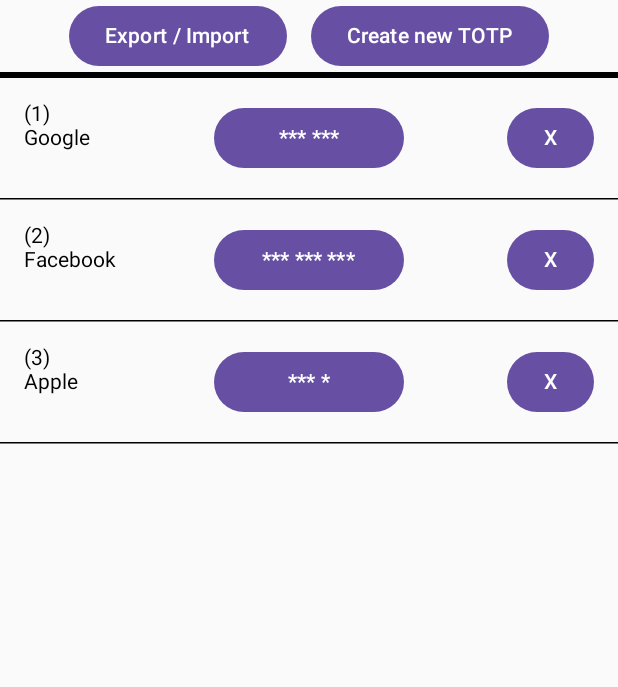
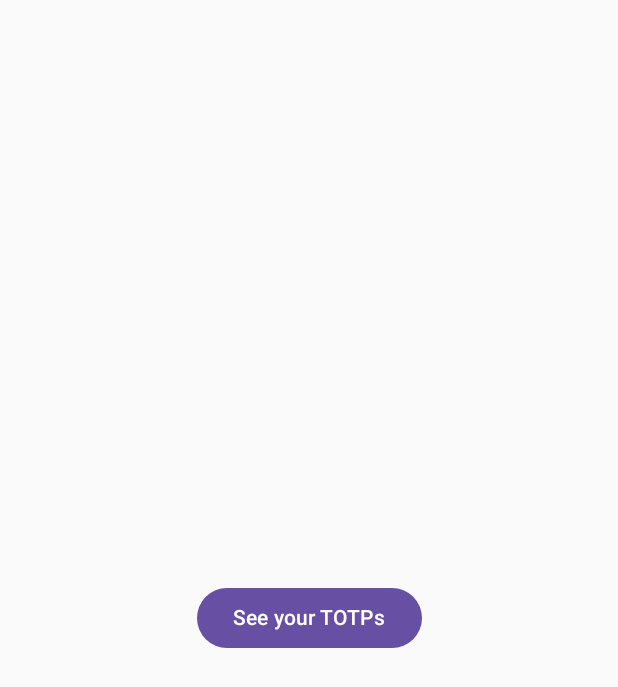
Before and after one commit to mrkocot/totp-app, an Android app built with Jetpack Compose: the screen it shows after launch (TotpListActivity before the commit, TotpWelcomeScreen after it), on a phone screen of 412 x 824 dp. Shown: the top 687 px of the screen. Run offline under Robolectric (Android 15) with nearby library versions, the phone set to English and light mode, and no system bars.

Commit message:
Add Get In activity

```diff
--- a/app/src/main/java/edu/mk/code/display/TotpListActivity.kt
+++ b/app/src/main/java/edu/mk/code/display/TotpListActivity.kt
@@ -1,7 +1,6 @@
 package edu.mk.code.display
 
 import android.os.Bundle
-import android.os.PersistableBundle
 import android.view.WindowManager
 import androidx.activity.compose.setContent
 import androidx.compose.foundation.layout.Arrangement
@@ -66,21 +65,16 @@ class TotpListActivity : FragmentActivity() {
 
         records.clear()
         ioScope.launch {
-            listOf(
-                TotpRecord(1, "Google", "ABC".toByteArray()),
-                TotpRecord(2, "Facebook", "PQR".toByteArray(), GeneratorSettings(digits = 9)),
-                TotpRecord(3, "Apple", "123".toByteArray(), GeneratorSettings(digits = 4)),
-            ).also { records.addAll(it) }
-//            records.addAll(Saviour.load(this@TotpListActivity))
+            records.addAll(Saviour.load(this@TotpListActivity))
+        }
+
+        setContent {
+            MainNav()
         }
     }
 
     override fun onStart() {
         super.onStart()
-
-        setContent {
-            MainNav()
-        }
     }
 
     override fun onStop() {
--- /dev/null
+++ b/app/src/main/java/edu/mk/code/display/TotpWelcomeScreen.kt
@@ -0,0 +1,42 @@
+package edu.mk.code.display
+
+import android.content.Intent
+import android.os.Bundle
+import androidx.activity.compose.setContent
+import androidx.compose.foundation.layout.Arrangement
+import androidx.compose.foundation.layout.Column
+import androidx.compose.foundation.layout.fillMaxSize
+import androidx.compose.material3.Button
+import androidx.compose.material3.Text
+import androidx.compose.runtime.Composable
+import androidx.compose.ui.Alignment
+import androidx.compose.ui.Modifier
+import androidx.fragment.app.FragmentActivity
+import edu.mk.code.R
+
+class TotpWelcomeScreen : FragmentActivity() {
+    override fun onCreate(savedInstanceState: Bundle?) {
+        super.onCreate(savedInstanceState)
+        setContent {
+            GetIn()
+        }
+    }
+
+    @Composable
+    private fun GetIn() {
+        Column(
+            modifier = Modifier.fillMaxSize(),
+            horizontalAlignment = Alignment.CenterHorizontally,
+            verticalArrangement = Arrangement.Center
+        ) {
+            Button(
+                onClick = {
+                    val intent = Intent(this@TotpWelcomeScreen, TotpListActivity::class.java)
+                    startActivity(intent)
+                },
+            ) {
+                Text(getString(R.string.get_in_button))
+            }
+        }
+    }
+}
--- a/app/src/main/res/values/strings.xml
+++ b/app/src/main/res/values/strings.xml
@@ -1,5 +1,7 @@
 <resources>
     <string name="app_name">TOTP Manager</string>
+
+    <string name="get_in_button">See your TOTPs</string>
 
     <string name="password">Password</string>
 
```
Also changed, not shown: app/src/main/AndroidManifest.xml (+10 -2 lines).
